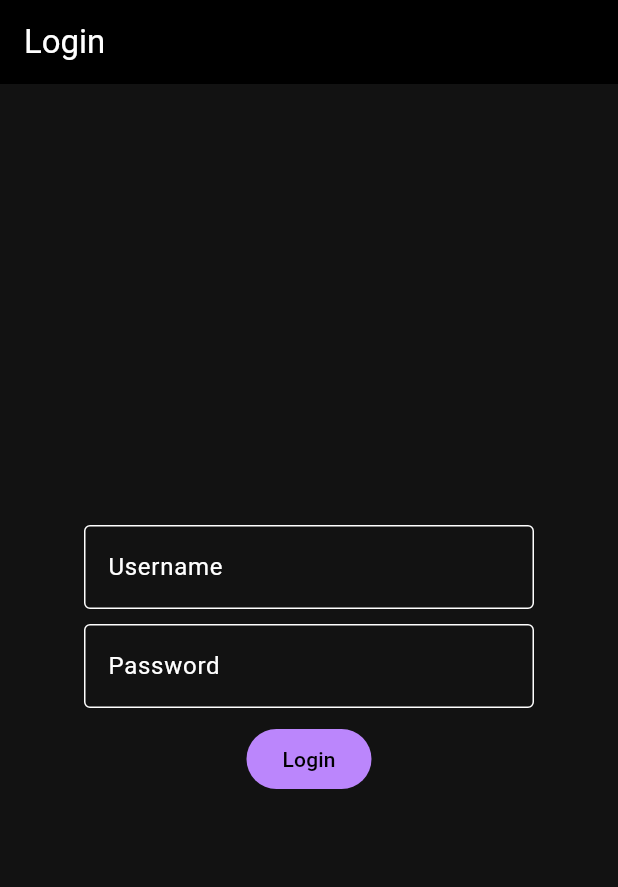
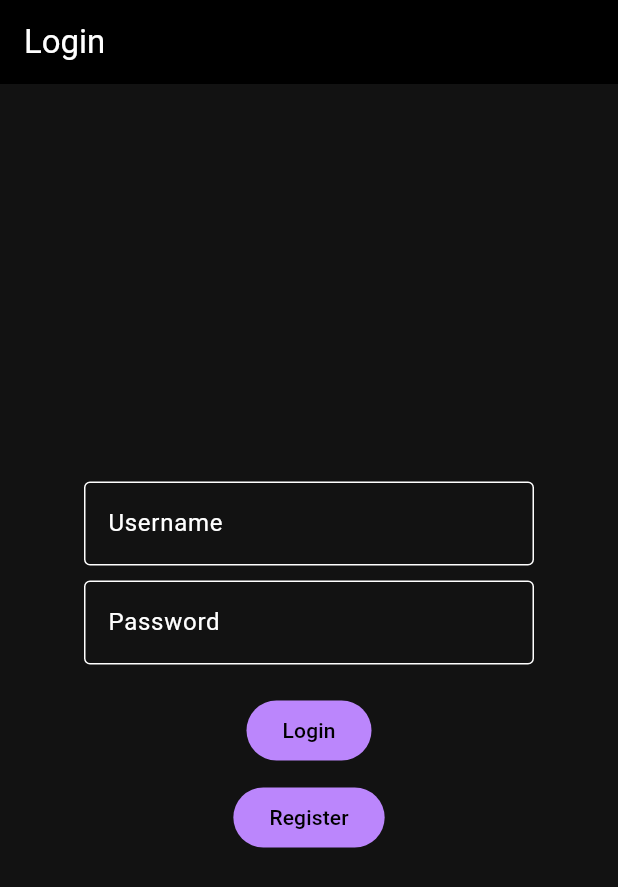
Before and after one commit to vcc-chat/vcc, a Flutter app: the screen it shows after launch, after a tap on "Login", on a phone screen of 412 x 824 dp. Shown: the top 887 px of the screen. Run offline on Flutter 3.47's test engine with Material 2 defaults, Android fonts, the light colour scheme and no system bars; our stand-ins replace chat_bubbles, json_rpc_2, shared_preferences; missing offline and left inert: bitsdojo_window; network calls fail.

Commit message:
Add register

```diff
--- a/lib/main.dart
+++ b/lib/main.dart
@@ -3,15 +3,19 @@ import 'package:flutter/cupertino.dart';
 import 'pages/login.dart';
 import 'pages/chat.dart';
 import 'dart:async';
+import 'package:bitsdojo_window/bitsdojo_window.dart';
+import 'package:vcc/widgets/movewindow.dart' show isDesktop;
 
 void main() {
   runApp(App());
+  if (isDesktop()) {
+    appWindow.minSize = Size(400, 300);
+    appWindow.size = Size(800, 600);
+  }
 }
 
 class App extends StatelessWidget {
-  App() {
-    var key = super.key;
-  }
+  App() {}
   // This widget is the root of your application.
   @override
   Widget build(BuildContext context) {
--- a/lib/pages/chat.dart
+++ b/lib/pages/chat.dart
@@ -67,7 +67,7 @@ class _ChatPageState extends State<ChatPage> {
         },
       ));
     }
-    Widget chatList = ListView(children: chatsItem);
+    Widget chatList = Column( children:[Expanded(child:ListView(children: chatsItem))]);
     for (var i in this.messages) {
       bool isSender = i['username'] == vccClient.username;
       Widget avs = CircleAvatar(child: Text("${i['username'][0]}"));
--- a/lib/pages/login.dart
+++ b/lib/pages/login.dart
@@ -1,3 +1,4 @@
+import 'dart:async';
 import 'package:flutter/material.dart';
 import '../vcc.dart';
 import '../widgets/movewindow.dart';
@@ -12,6 +13,12 @@ class LoginPage extends StatefulWidget {
 class _LoginPageState extends State<LoginPage> {
   var username = "";
   var password = "";
+
+  bool register_password_match = false;
+  bool registering = false;
+  _LoginPageState() {
+    unawaited(vccClient.connect("ws://vcc.siliconbio.org.cn/ws"));
+  }
   setUsername(username) {
     setState(() {
       this.username = username;
@@ -24,7 +31,18 @@ class _LoginPageState extends State<LoginPage> {
     });
   }
 
-  doLogin() {}
+  login() async {
+    if ((await vccClient.login(username, password))) {
+      print("ok");
+      Navigator.pushNamedAndRemoveUntil(context, "/chat", (_) {
+        return false;
+      });
+    } else {
+      print("no ok");
+    }
+    print(2);
+    print(this.username + "," + this.password);
+  }
 
   @override
   Widget build(BuildContext context) {
@@ -38,6 +56,9 @@ class _LoginPageState extends State<LoginPage> {
         child: Column(
           mainAxisAlignment: MainAxisAlignment.center,
           children: <Widget>[
+            SizedBox(
+              height: 10,
+            ),
             SizedBox(
                 width: 300,
                 child: TextField(
@@ -62,22 +83,75 @@ class _LoginPageState extends State<LoginPage> {
             SizedBox(
               height: 10,
             ),
+            this.registering
+                ? IntrinsicHeight(
+                    child: SizedBox(
+                        width: 300,
+                        child: Row(
+                          children: [
+                            SizedBox(
+                                width: 300,
+                                child: TextField(
+                                    onChanged: (passwd) {
+                                      setState(() {
+                                        this.register_password_match =
+                                            (passwd == this.password);
+                                      });
+                                    },
+                                    obscureText: true,
+                                    decoration: InputDecoration(
+                                      focusedBorder: OutlineInputBorder(
+                                          borderSide: BorderSide(
+                                              color:
+                                                  this.register_password_match
+                                                      ? Theme.of(context)
+                                                          .colorScheme
+                                                          .primary
+                                                      : Colors.red)),
+                                      border: OutlineInputBorder(),
+                                      labelText: 'Password(confirm)',
+                                    ))),
+                          ],
+                        )))
+                : SizedBox.shrink(),
+            SizedBox(
+              height: 10,
+            ),
             FilledButton(
                 child: const Text("Login"),
                 onPressed: () async {
-                await vccClient.connect("ws://vcc.siliconbio.org.cn/ws");
-                if ((await vccClient.login(username, password))) {
-                  print("ok");
-                  Navigator.pushNamedAndRemoveUntil(context, "/chat", (_) {
+                  if (this.registering) {
+                    setState(() {
+                      this.registering = false;
+                    });
+                  } else {
+                    await this.login();
+                  }
+                }),
+            SizedBox(height: 10),
+            FilledButton(
+                child: const Text("Register"),
+                onPressed: () async {
+                  if (this.registering) {
+                    if (!this.register_password_match) {
+                      return;
+                    }
+                    if (await vccClient.register(
+                        this.username, this.password)) {
+                      if (await vccClient.login(username, password)) {
+                        Navigator.pushNamedAndRemoveUntil(context, "/chat",
+                            (_) {
                           return false;
                         });
+                        return;
+                      }
+                    }
                   } else {
-                  print("no ok");
+                    setState(() {
+                      this.registering = true;
+                    });
                   }
-                print(2);
-                print(this.username + "," + this.password);
-              },
-            )
+                })
           ],
         ),
       ), // This trailing comma makes auto-formatting nicer for build methods.
--- a/lib/vcc.dart
+++ b/lib/vcc.dart
@@ -55,6 +55,13 @@ class VccClient {
     }
   }
 
+  register(String username, String password) async {
+    bool result = await this
+        .peer
+        .sendRequest("register", {"username": username, "password": password});
+    return result;
+  }
+
   list_chat() async {
     return await this.peer.sendRequest("chat_list");
   }
```
Lines whose indentation alone changed are shown as unchanged.
